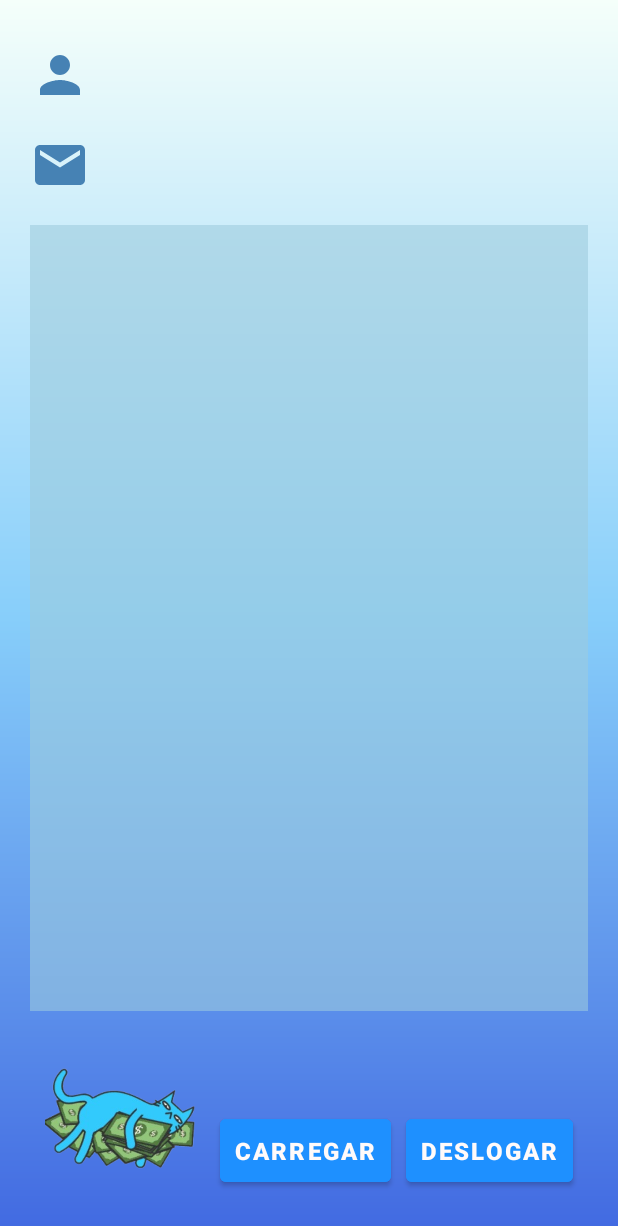
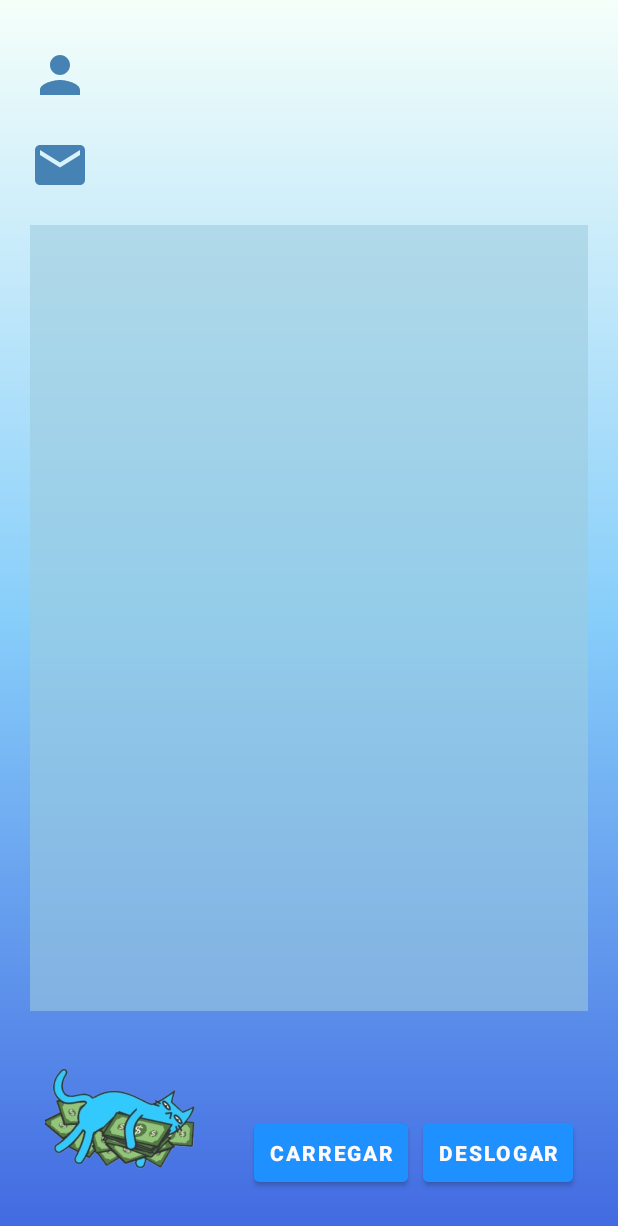
Before and after one commit to dbcodex/AppGastosPessoais, an Android app: the screen it shows after launch once a user with an empty profile is signed in (TelaPrincipal), on a phone screen of 412 x 824 dp. Shown: the top 1226 px of the screen. Run offline under Robolectric (Android 15) with nearby library versions, the phone set to English and light mode, and no system bars; our stand-ins replace Firebase (no records; nobody signed in at launch, a user with empty details on screens opened directly), Room's generated code.

```diff
--- a/app/src/main/res/layout/activity_tela_principal.xml
+++ b/app/src/main/res/layout/activity_tela_principal.xml
@@ -70,14 +70,13 @@
         android:padding="10dp"
         android:text="Deslogar"
         android:textColor="@color/Snow"
-        android:textSize="16sp"
+        android:textSize="14sp"
         android:textStyle="bold"
         android:layout_marginRight="30dp"
         app:layout_constraintEnd_toEndOf="parent"
         app:layout_constraintBottom_toBottomOf="@id/logo" />
 
     <Button
-
         android:id="@+id/btCarregar"
         android:layout_width="wrap_content"
         android:layout_height="wrap_content"
@@ -87,21 +86,20 @@
         android:padding="10dp"
         android:text="Carregar"
         android:textColor="@color/Snow"
-        android:textSize="16sp"
+        android:textSize="14sp"
         android:textStyle="bold"
         app:layout_constraintBottom_toBottomOf="@id/logo"
         app:layout_constraintEnd_toStartOf="@id/btDeslogar" />
 
     <LinearLayout
         android:id="@+id/listDespesas"
+        style="@style/LinearLayout"
         android:layout_width="0dp"
         android:layout_height="0dp"
         android:layout_margin="20dp"
         android:background="#949ECBDF"
         android:orientation="vertical"
         android:text=""
-        android:textColor="@color/black"
-        android:textSize="20sp"
         app:layout_constraintBottom_toTopOf="@+id/logo"
         app:layout_constraintEnd_toEndOf="parent"
         app:layout_constraintStart_toStartOf="parent"
--- a/app/src/main/res/values/styles.xml
+++ b/app/src/main/res/values/styles.xml
@@ -22,7 +22,12 @@
         <item name="android:layout_marginRight">40dp</item>
         <item name="android:layout_marginTop">15dp</item>
         <item name="android:maxLength">50</item>
+    </style>
 
+    <style name="LinearLayout">
+        <item name="android:textColor">@color/SteelBlue</item>
+        <item name="android:textStyle">bold</item>
+        <item name="android:padding">10dp</item>
     </style>
 
     <style name="Button">
@@ -38,4 +43,5 @@
         <item name="android:textStyle">bold</item>
         <item name="android:textAllCaps">false</item>
     </style>
+
 </resources>
```
Also changed, not shown: app/src/main/java/com/aps/despesaspessoais/TelaPrincipal.java (+10 -6 lines).
